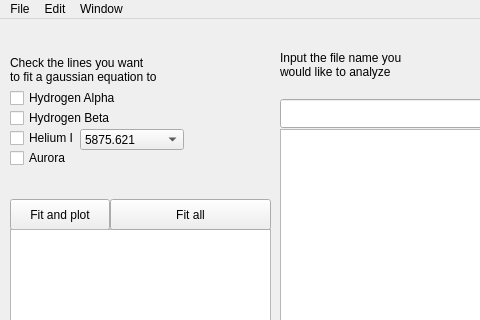
Old version of the form GaussianFitter.ui in the repository tboudreaux/PHY-2002; both pictures show x 0 to 480 and y 0 to 320 of the 659 by 449 pixel window.
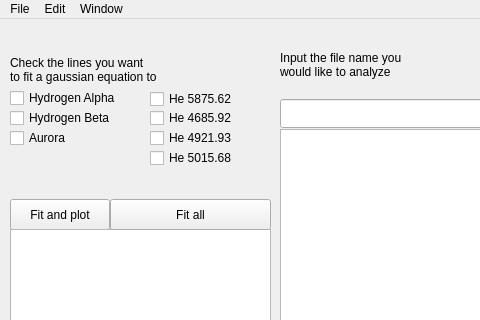
New version of the form.

Commit message: Added more check boxes

```diff
--- a/GaussianFitter.ui
+++ b/GaussianFitter.ui
@@ -168,44 +168,6 @@
      </rect>
     </property>
    </widget>
-   <widget class="QComboBox" name="comboBox">
-    <property name="geometry">
-     <rect>
-      <x>80</x>
-      <y>110</y>
-      <width>104</width>
-      <height>21</height>
-     </rect>
-    </property>
-    <property name="toolTip">
-     <string>Choose Helium line</string>
-    </property>
-    <item>
-     <property name="text">
-      <string>5875.621</string>
-     </property>
-    </item>
-    <item>
-     <property name="text">
-      <string>4685.9179</string>
-     </property>
-    </item>
-    <item>
-     <property name="text">
-      <string>4921.931</string>
-     </property>
-    </item>
-    <item>
-     <property name="text">
-      <string>5015.6779</string>
-     </property>
-    </item>
-    <item>
-     <property name="text">
-      <string>Fit all (will not return plot)</string>
-     </property>
-    </item>
-   </widget>
    <widget class="QPushButton" name="fitall_2">
     <property name="geometry">
      <rect>
@@ -248,24 +210,11 @@
      <string>Hydrogen Beta </string>
     </property>
    </widget>
-   <widget class="QCheckBox" name="HeliumA">
-    <property name="geometry">
-     <rect>
-      <x>10</x>
-      <y>110</y>
-      <width>85</width>
-      <height>18</height>
-     </rect>
-    </property>
-    <property name="text">
-     <string>Helium I</string>
-    </property>
-   </widget>
    <widget class="QCheckBox" name="checkBox">
     <property name="geometry">
      <rect>
       <x>10</x>
-      <y>130</y>
+      <y>110</y>
       <width>85</width>
       <height>18</height>
      </rect>
@@ -274,6 +223,58 @@
      <string>Aurora</string>
     </property>
    </widget>
+   <widget class="QCheckBox" name="He5975">
+    <property name="geometry">
+     <rect>
+      <x>150</x>
+      <y>70</y>
+      <width>91</width>
+      <height>20</height>
+     </rect>
+    </property>
+    <property name="text">
+     <string>He 5875.62</string>
+    </property>
+   </widget>
+   <widget class="QCheckBox" name="He4885">
+    <property name="geometry">
+     <rect>
+      <x>150</x>
+      <y>90</y>
+      <width>91</width>
+      <height>18</height>
+     </rect>
+    </property>
+    <property name="text">
+     <string>He 4685.92</string>
+    </property>
+   </widget>
+   <widget class="QCheckBox" name="He4921">
+    <property name="geometry">
+     <rect>
+      <x>150</x>
+      <y>110</y>
+      <width>91</width>
+      <height>18</height>
+     </rect>
+    </property>
+    <property name="text">
+     <string>He 4921.93</string>
+    </property>
+   </widget>
+   <widget class="QCheckBox" name="He5015">
+    <property name="geometry">
+     <rect>
+      <x>150</x>
+      <y>130</y>
+      <width>91</width>
+      <height>18</height>
+     </rect>
+    </property>
+    <property name="text">
+     <string>He 5015.68</string>
+    </property>
+   </widget>
   </widget>
   <widget class="QMenuBar" name="menubar">
    <property name="geometry">
```
Left out of the diff: 4 changed lines with no effect on the pictures. The commit also changes 1 other file.
